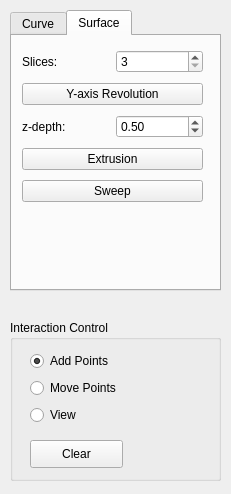
Qt form GeoModeling/Control.ui (Wulonghua/GeometricModeling) before a commit.
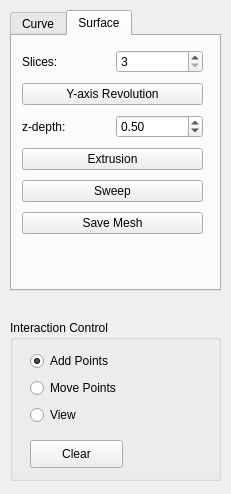
The same form after that commit.

```diff
--- a/GeoModeling/Control.ui
+++ b/GeoModeling/Control.ui
@@ -235,7 +235,7 @@
        <x>10</x>
        <y>10</y>
        <width>181</width>
-       <height>162</height>
+       <height>197</height>
       </rect>
      </property>
      <layout class="QVBoxLayout" name="verticalLayout_3">
@@ -308,6 +308,13 @@
         </property>
        </widget>
       </item>
+      <item>
+       <widget class="QPushButton" name="pushButton_saveMesh">
+        <property name="text">
+         <string>Save Mesh</string>
+        </property>
+       </widget>
+      </item>
      </layout>
     </widget>
    </widget>
```
